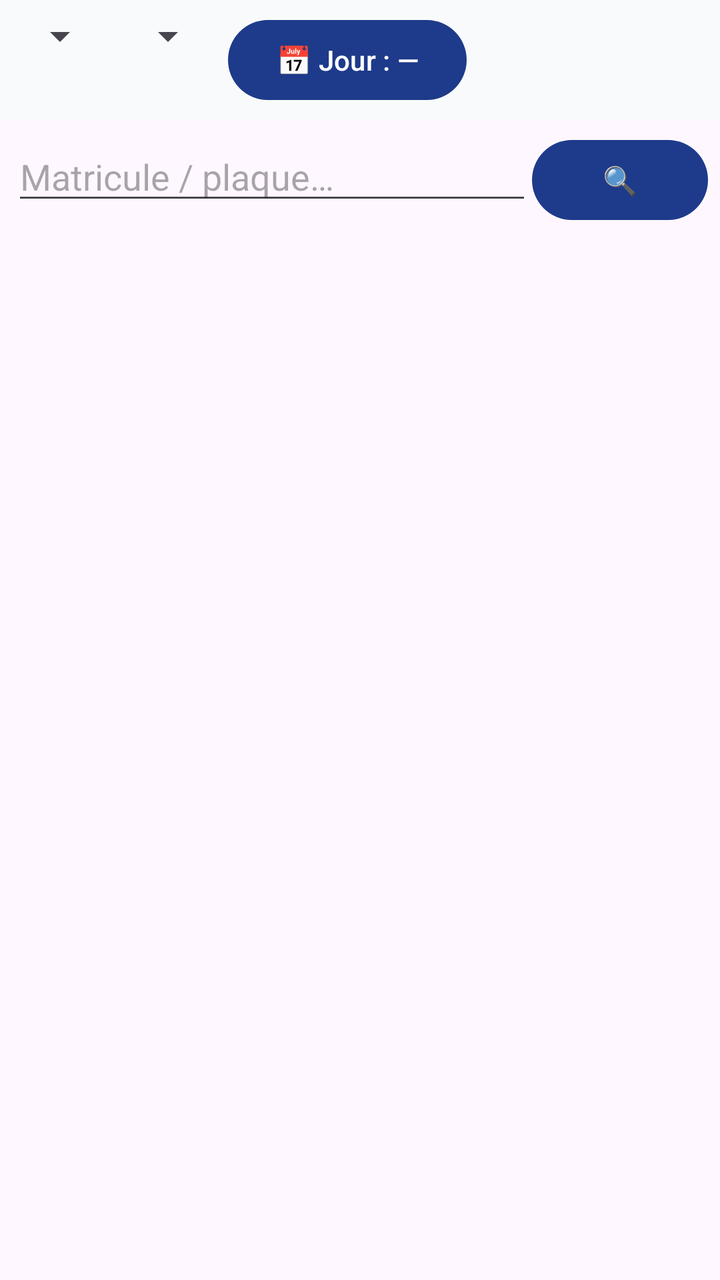
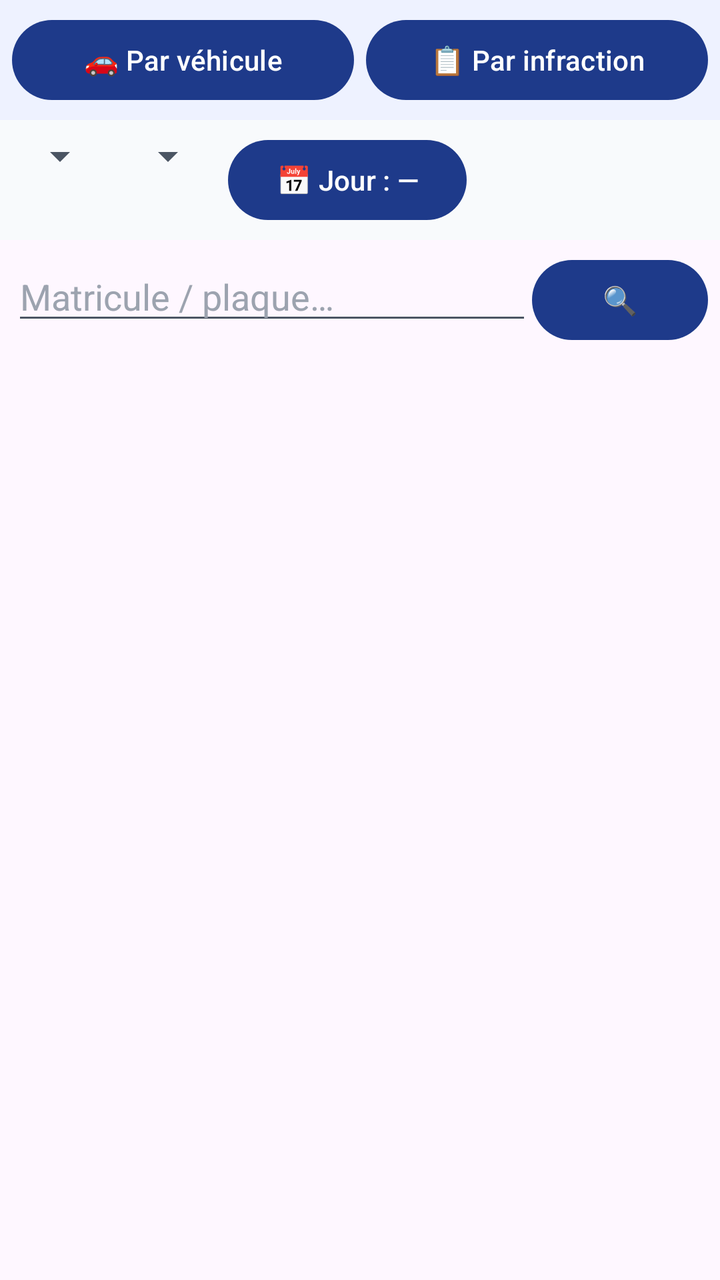

Two renders of the same Android screen: before a commit and after it. Below are the layout's source before the change and the commit's diff.
<!-- AndroidManifest.xml: application theme Theme.SRUnits -->
<!-- res/layout/fragment_treatment.xml -->
<?xml version="1.0" encoding="utf-8"?>
<LinearLayout xmlns:android="http://schemas.android.com/apk/res/android"
    android:layout_width="match_parent"
    android:layout_height="match_parent"
    android:orientation="vertical">

    <HorizontalScrollView
        android:layout_width="match_parent"
        android:layout_height="wrap_content"
        android:scrollbars="none"
        android:background="#f8fafc">

        <LinearLayout
            android:layout_width="wrap_content"
            android:layout_height="wrap_content"
            android:orientation="horizontal"
            android:padding="6dp">

            <Spinner
                android:id="@+id/spType"
                android:layout_width="wrap_content"
                android:layout_height="wrap_content"
                android:layout_marginEnd="6dp" />

            <Spinner
                android:id="@+id/spPeriode"
                android:layout_width="wrap_content"
                android:layout_height="wrap_content"
                android:layout_marginEnd="6dp" />

            <Button
                android:id="@+id/btnJour"
                android:layout_width="wrap_content"
                android:layout_height="wrap_content"
                android:text="📅 Jour : —" />
        </LinearLayout>
    </HorizontalScrollView>

    <LinearLayout
        android:layout_width="match_parent"
        android:layout_height="wrap_content"
        android:orientation="horizontal"
        android:padding="6dp">

        <EditText
            android:id="@+id/etPlaque"
            android:layout_width="0dp"
            android:layout_height="wrap_content"
            android:layout_weight="1"
            android:hint="Matricule / plaque…"
            android:inputType="text"
            android:imeOptions="actionSearch"
            android:singleLine="true" />

        <Button
            android:id="@+id/btnPlaque"
            android:layout_width="wrap_content"
            android:layout_height="wrap_content"
            android:text="🔍" />
    </LinearLayout>

    <androidx.recyclerview.widget.RecyclerView
        android:id="@+id/rvTreat"
        android:layout_width="match_parent"
        android:layout_height="match_parent" />
</LinearLayout>
<!-- resources referenced by this layout -->
<resources>
  <style name="Theme.SRUnits" parent="Theme.Material3.DayNight.NoActionBar">
          <item name="colorPrimary">@color/blue</item>
      </style>
  <color name="blue">#1e3a8a</color>
</resources>

<!-- the commit's change to res/layout/fragment_treatment.xml (unified diff, before → after) -->
@@ -3,6 +3,29 @@
     android:layout_width="match_parent"
     android:layout_height="match_parent"
     android:orientation="vertical">
+
+    <LinearLayout
+        android:layout_width="match_parent"
+        android:layout_height="wrap_content"
+        android:orientation="horizontal"
+        android:padding="6dp"
+        android:background="#eef2ff">
+
+        <Button
+            android:id="@+id/btnModeVehicules"
+            android:layout_width="0dp"
+            android:layout_height="wrap_content"
+            android:layout_weight="1"
+            android:layout_marginEnd="6dp"
+            android:text="🚗 Par véhicule" />
+
+        <Button
+            android:id="@+id/btnModeInfractions"
+            android:layout_width="0dp"
+            android:layout_height="wrap_content"
+            android:layout_weight="1"
+            android:text="📋 Par infraction" />
+    </LinearLayout>
 
     <HorizontalScrollView
         android:layout_width="match_parent"
@@ -20,13 +43,15 @@
                 android:id="@+id/spType"
                 android:layout_width="wrap_content"
                 android:layout_height="wrap_content"
-                android:layout_marginEnd="6dp" />
+                android:layout_marginEnd="6dp"
+                android:textColor="#1f2937" />
 
             <Spinner
                 android:id="@+id/spPeriode"
                 android:layout_width="wrap_content"
                 android:layout_height="wrap_content"
-                android:layout_marginEnd="6dp" />
+                android:layout_marginEnd="6dp"
+                android:textColor="#1f2937" />
 
             <Button
                 android:id="@+id/btnJour"
@@ -50,7 +75,9 @@
             android:hint="Matricule / plaque…"
             android:inputType="text"
             android:imeOptions="actionSearch"
-            android:singleLine="true" />
+            android:singleLine="true"
+            android:textColor="#1f2937"
+            android:textColorHint="#9ca3af" />
 
         <Button
             android:id="@+id/btnPlaque"
<!-- resource entries referenced after the edit -->
@@ -1,7 +1,10 @@
 <!-- resources referenced by this layout -->
 <resources>
-  <style name="Theme.SRUnits" parent="Theme.Material3.DayNight.NoActionBar">
+  <style name="Theme.SRUnits" parent="Theme.Material3.Light.NoActionBar">
           <item name="colorPrimary">@color/blue</item>
+          <item name="android:textColorPrimary">#1f2937</item>
+          <item name="android:textColorSecondary">#4b5563</item>
+          <item name="android:textColorHint">#9ca3af</item>
       </style>
   <color name="blue">#1e3a8a</color>
 </resources>
